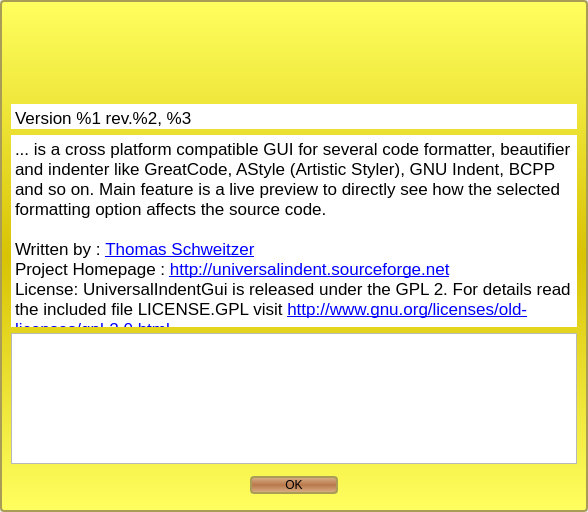
Before: the Qt Designer form src/AboutDialog.ui in danblakemore/universal-indent-gui, drawn with Qt 5.
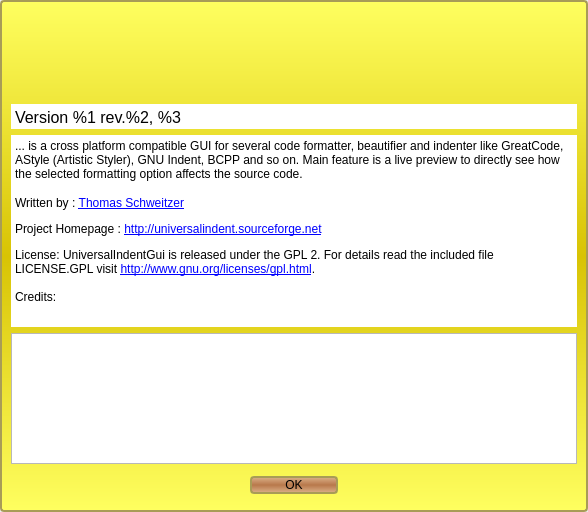
After: the same form once the commit is applied. Icons and pictures are not drawn.

Commit message: Now trying the Linux style for the about dialog text.

What changed in the file:
```diff
--- a/src/AboutDialog.ui
+++ b/src/AboutDialog.ui
@@ -94,8 +94,8 @@
          <string>&lt;!DOCTYPE HTML PUBLIC &quot;-//W3C//DTD HTML 4.0//EN&quot; &quot;http://www.w3.org/TR/REC-html40/strict.dtd&quot;&gt;
 &lt;html&gt;&lt;head&gt;&lt;meta name=&quot;qrichtext&quot; content=&quot;1&quot; /&gt;&lt;style type=&quot;text/css&quot;&gt;
 p, li { white-space: pre-wrap; }
-&lt;/style&gt;&lt;/head&gt;&lt;body style=&quot; font-family:'Lucida Grande'; font-size:13pt; font-weight:400; font-style:normal;&quot;&gt;
-&lt;p style=&quot; margin-top:0px; margin-bottom:0px; margin-left:0px; margin-right:0px; -qt-block-indent:0; text-indent:0px;&quot;&gt;Version %1 rev.%2, %3&lt;/p&gt;&lt;/body&gt;&lt;/html&gt;</string>
+&lt;/style&gt;&lt;/head&gt;&lt;body style=&quot; font-family:'Sans'; font-size:10pt; font-weight:400; font-style:normal;&quot;&gt;
+&lt;p style=&quot; margin-top:0px; margin-bottom:0px; margin-left:0px; margin-right:0px; -qt-block-indent:0; text-indent:0px;&quot;&gt;&lt;span style=&quot; font-size:12pt;&quot;&gt;Version %1 rev.%2, %3&lt;/span&gt;&lt;/p&gt;&lt;/body&gt;&lt;/html&gt;</string>
         </property>
        </widget>
       </item>
@@ -120,14 +120,13 @@
          <string>&lt;!DOCTYPE HTML PUBLIC &quot;-//W3C//DTD HTML 4.0//EN&quot; &quot;http://www.w3.org/TR/REC-html40/strict.dtd&quot;&gt;
 &lt;html&gt;&lt;head&gt;&lt;meta name=&quot;qrichtext&quot; content=&quot;1&quot; /&gt;&lt;style type=&quot;text/css&quot;&gt;
 p, li { white-space: pre-wrap; }
-&lt;/style&gt;&lt;/head&gt;&lt;body style=&quot; font-family:'Lucida Grande'; font-size:13pt; font-weight:400; font-style:normal;&quot;&gt;
-&lt;p style=&quot; margin-top:0px; margin-bottom:0px; margin-left:0px; margin-right:0px; -qt-block-indent:0; text-indent:0px;&quot;&gt;... is a cross platform compatible GUI for several code formatter, beautifier and indenter like GreatCode, AStyle (Artistic Styler), GNU Indent, BCPP and so on. Main feature is a live preview to directly see how the selected formatting option affects the source code.&lt;/p&gt;
-&lt;p style=&quot;-qt-paragraph-type:empty; margin-top:0px; margin-bottom:0px; margin-left:0px; margin-right:0px; -qt-block-indent:0; text-indent:0px;&quot;&gt;&lt;/p&gt;
-&lt;p style=&quot; margin-top:0px; margin-bottom:0px; margin-left:0px; margin-right:0px; -qt-block-indent:0; text-indent:0px;&quot;&gt;Written by : &lt;a href=&quot;http://www.thomas-schweitzer.de&quot;&gt;&lt;span style=&quot; text-decoration: underline; color:#0000ff;&quot;&gt;Thomas Schweitzer&lt;/span&gt;&lt;/a&gt;&lt;/p&gt;
-&lt;p style=&quot; margin-top:0px; margin-bottom:0px; margin-left:0px; margin-right:0px; -qt-block-indent:0; text-indent:0px;&quot;&gt;Project Homepage : &lt;a href=&quot;http://universalindent.sourceforge.net&quot;&gt;&lt;span style=&quot; text-decoration: underline; color:#0000ff;&quot;&gt;http://universalindent.sourceforge.net&lt;/span&gt;&lt;/a&gt;&lt;/p&gt;
-&lt;p style=&quot; margin-top:0px; margin-bottom:0px; margin-left:0px; margin-right:0px; -qt-block-indent:0; text-indent:0px;&quot;&gt;License: UniversalIndentGui is released under the GPL 2. For details read the included file LICENSE.GPL visit &lt;a href=&quot;http://www.gnu.org/licenses/old-licenses/gpl-2.0.html&quot;&gt;&lt;span style=&quot; text-decoration: underline; color:#0000ff;&quot;&gt;http://www.gnu.org/licenses/old-licenses/gpl-2.0.html&lt;/span&gt;&lt;/a&gt;.&lt;/p&gt;
-&lt;p style=&quot;-qt-paragraph-type:empty; margin-top:0px; margin-bottom:0px; margin-left:0px; margin-right:0px; -qt-block-indent:0; text-indent:0px;&quot;&gt;&lt;/p&gt;
-&lt;p style=&quot; margin-top:0px; margin-bottom:0px; margin-left:0px; margin-right:0px; -qt-block-indent:0; text-indent:0px;&quot;&gt;Credits:&lt;/p&gt;&lt;/body&gt;&lt;/html&gt;</string>
+&lt;/style&gt;&lt;/head&gt;&lt;body style=&quot; font-family:'Sans'; font-size:10pt; font-weight:400; font-style:normal;&quot;&gt;
+&lt;p style=&quot; margin-top:0px; margin-bottom:0px; margin-left:0px; margin-right:0px; -qt-block-indent:0; text-indent:0px;&quot;&gt;&lt;span style=&quot; font-family:'MS Shell Dlg 2'; font-size:9pt;&quot;&gt;... is a cross platform compatible GUI for several code formatter, beautifier and indenter like GreatCode, AStyle (Artistic Styler), GNU Indent, BCPP and so on. Main feature is a live preview to directly see how the selected formatting option affects the source code.&lt;/span&gt;&lt;/p&gt;
+&lt;p style=&quot; margin-top:0px; margin-bottom:0px; margin-left:0px; margin-right:0px; -qt-block-indent:0; text-indent:0px;&quot;&gt;&lt;span style=&quot; font-family:'MS Shell Dlg 2'; font-size:9pt;&quot;&gt;&lt;br /&gt;Written by : &lt;/span&gt;&lt;a href=&quot;http://www.thomas-schweitzer.de&quot;&gt;&lt;span style=&quot; font-family:'MS Shell Dlg 2'; font-size:9pt; text-decoration: underline; color:#0000ff;&quot;&gt;Thomas Schweitzer&lt;/span&gt;&lt;/a&gt;&lt;/p&gt;
+&lt;p style=&quot; margin-top:12px; margin-bottom:12px; margin-left:0px; margin-right:0px; -qt-block-indent:0; text-indent:0px;&quot;&gt;&lt;span style=&quot; font-family:'MS Shell Dlg 2'; font-size:9pt;&quot;&gt;Project Homepage : &lt;/span&gt;&lt;a href=&quot;http://universalindent.sourceforge.net&quot;&gt;&lt;span style=&quot; font-family:'MS Shell Dlg 2'; font-size:9pt; text-decoration: underline; color:#0000ff;&quot;&gt;http://universalindent.sourceforge.net&lt;/span&gt;&lt;/a&gt;&lt;/p&gt;
+&lt;p style=&quot; margin-top:0px; margin-bottom:0px; margin-left:0px; margin-right:0px; -qt-block-indent:0; text-indent:0px;&quot;&gt;&lt;span style=&quot; font-family:'MS Shell Dlg 2'; font-size:9pt;&quot;&gt;License: UniversalIndentGui is released under the GPL 2. For details read the included file LICENSE.GPL visit &lt;/span&gt;&lt;a href=&quot;http://www.gnu.org/licenses/gpl.html&quot;&gt;&lt;span style=&quot; font-family:'MS Shell Dlg 2'; font-size:9pt; text-decoration: underline; color:#0000ff;&quot;&gt;http://www.gnu.org/licenses/gpl.html&lt;/span&gt;&lt;/a&gt;&lt;span style=&quot; font-family:'MS Shell Dlg 2'; font-size:9pt;&quot;&gt;.&lt;/span&gt;&lt;/p&gt;
+&lt;p style=&quot;-qt-paragraph-type:empty; margin-top:0px; margin-bottom:0px; margin-left:0px; margin-right:0px; -qt-block-indent:0; text-indent:0px; font-family:'MS Shell Dlg 2'; font-size:9pt;&quot;&gt;&lt;/p&gt;
+&lt;p style=&quot; margin-top:0px; margin-bottom:0px; margin-left:0px; margin-right:0px; -qt-block-indent:0; text-indent:0px;&quot;&gt;&lt;span style=&quot; font-family:'MS Shell Dlg 2'; font-size:9pt;&quot;&gt;Credits:&lt;/span&gt;&lt;/p&gt;&lt;/body&gt;&lt;/html&gt;</string>
         </property>
        </widget>
       </item>
```
